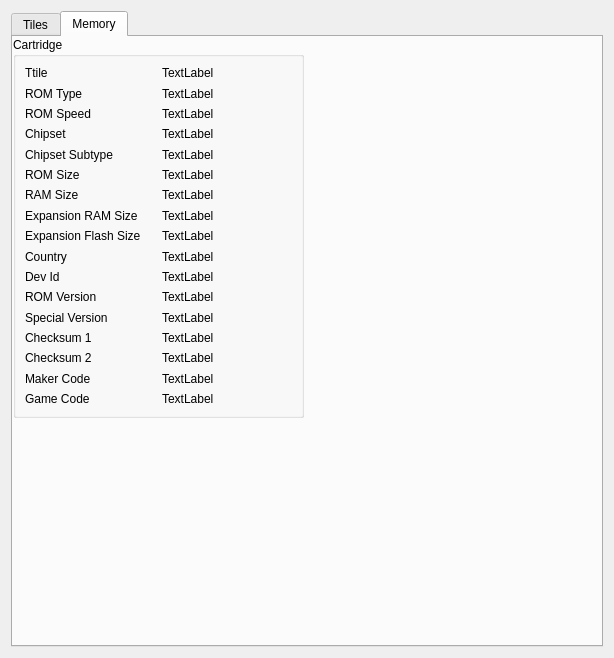
Above: src/ui/InfoWindow.ui from zlisinski/zlsnes before the change. Below: the same form after it.
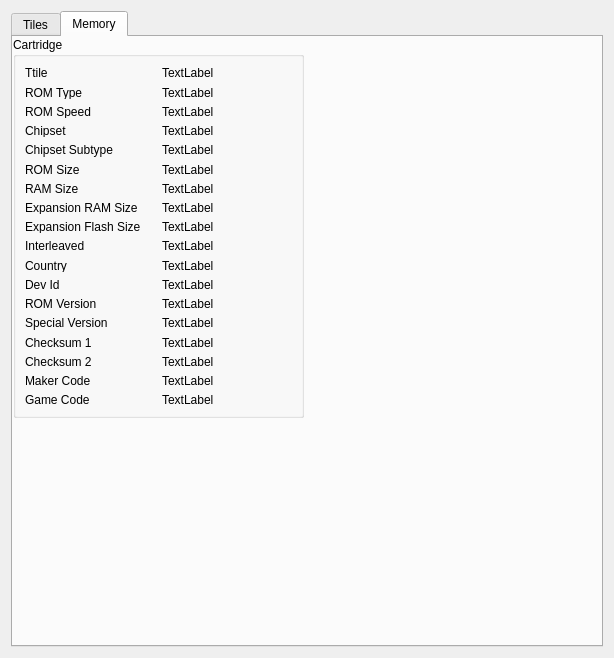
That is the form after the change.

Diff of the .ui file:
```diff
--- a/src/ui/InfoWindow.ui
+++ b/src/ui/InfoWindow.ui
@@ -61,7 +61,7 @@
         <string>Cartridge</string>
        </property>
        <layout class="QGridLayout" name="gridLayout_2">
-        <item row="16" column="0">
+        <item row="17" column="0">
          <widget class="QLabel" name="label_4">
           <property name="text">
            <string>Game Code</string>
@@ -82,7 +82,7 @@
           </property>
          </widget>
         </item>
-        <item row="11" column="1">
+        <item row="12" column="1">
          <widget class="QLabel" name="labelRomVersion">
           <property name="text">
            <string>TextLabel</string>
@@ -103,7 +103,7 @@
           </property>
          </widget>
         </item>
-        <item row="11" column="0">
+        <item row="12" column="0">
          <widget class="QLabel" name="label_13">
           <property name="text">
            <string>ROM Version</string>
@@ -117,42 +117,49 @@
           </property>
          </widget>
         </item>
-        <item row="15" column="1">
+        <item row="16" column="1">
          <widget class="QLabel" name="labelMakerCode">
           <property name="text">
            <string>TextLabel</string>
           </property>
          </widget>
         </item>
-        <item row="15" column="0">
+        <item row="16" column="0">
          <widget class="QLabel" name="label_3">
           <property name="text">
            <string>Maker Code</string>
           </property>
          </widget>
         </item>
-        <item row="10" column="0">
+        <item row="8" column="1">
+         <widget class="QLabel" name="labelExpansionFlashSize">
+          <property name="text">
+           <string>TextLabel</string>
+          </property>
+         </widget>
+        </item>
+        <item row="11" column="0">
          <widget class="QLabel" name="label_12">
           <property name="text">
            <string>Dev Id</string>
           </property>
          </widget>
         </item>
-        <item row="12" column="1">
+        <item row="13" column="1">
          <widget class="QLabel" name="labelSpecialVersion">
           <property name="text">
            <string>TextLabel</string>
           </property>
          </widget>
         </item>
-        <item row="14" column="0">
+        <item row="15" column="0">
          <widget class="QLabel" name="label_2">
           <property name="text">
            <string>Checksum 2</string>
           </property>
          </widget>
         </item>
-        <item row="13" column="1">
+        <item row="14" column="1">
          <widget class="QLabel" name="labelChecksum1">
           <property name="text">
            <string>TextLabel</string>
@@ -173,7 +180,7 @@
           </property>
          </widget>
         </item>
-        <item row="13" column="0">
+        <item row="14" column="0">
          <widget class="QLabel" name="label_20">
           <property name="text">
            <string>Checksum 1</string>
@@ -187,14 +194,21 @@
           </property>
          </widget>
         </item>
-        <item row="14" column="1">
+        <item row="15" column="1">
          <widget class="QLabel" name="labelChecksum2">
           <property name="text">
            <string>TextLabel</string>
           </property>
          </widget>
         </item>
-        <item row="12" column="0">
+        <item row="8" column="0">
+         <widget class="QLabel" name="label_17">
+          <property name="text">
+           <string>Expansion Flash Size</string>
+          </property>
+         </widget>
+        </item>
+        <item row="13" column="0">
          <widget class="QLabel" name="label_15">
           <property name="text">
            <string>Special Version</string>
@@ -236,7 +250,7 @@
           </property>
          </widget>
         </item>
-        <item row="9" column="1">
+        <item row="10" column="1">
          <widget class="QLabel" name="labelCountry">
           <property name="text">
            <string>TextLabel</string>
@@ -250,14 +264,14 @@
           </property>
          </widget>
         </item>
-        <item row="9" column="0">
+        <item row="10" column="0">
          <widget class="QLabel" name="label_11">
           <property name="text">
            <string>Country</string>
           </property>
          </widget>
         </item>
-        <item row="16" column="1">
+        <item row="17" column="1">
          <widget class="QLabel" name="labelGameCode">
           <property name="text">
            <string>TextLabel</string>
@@ -271,7 +285,7 @@
           </property>
          </widget>
         </item>
-        <item row="10" column="1">
+        <item row="11" column="1">
          <widget class="QLabel" name="labelDevId">
           <property name="text">
            <string>TextLabel</string>
@@ -285,15 +299,15 @@
           </property>
          </widget>
         </item>
-        <item row="8" column="0">
-         <widget class="QLabel" name="label_17">
+        <item row="9" column="0">
+         <widget class="QLabel" name="label">
           <property name="text">
-           <string>Expansion Flash Size</string>
+           <string>Interleaved</string>
           </property>
          </widget>
         </item>
-        <item row="8" column="1">
-         <widget class="QLabel" name="labelExpansionFlashSize">
+        <item row="9" column="1">
+         <widget class="QLabel" name="labelInterleaved">
           <property name="text">
            <string>TextLabel</string>
           </property>
```
